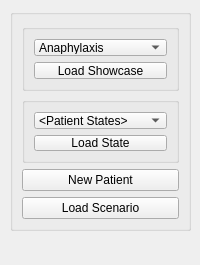
cnsuhao/explorer, file ExplorerIntro.ui: the form before one commit.
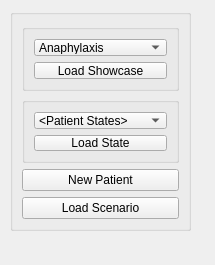
The form after the commit.

Diff of the .ui file:
```diff
--- a/ExplorerIntro.ui
+++ b/ExplorerIntro.ui
@@ -6,10 +6,22 @@
    <rect>
     <x>0</x>
     <y>0</y>
-    <width>200</width>
+    <width>215</width>
     <height>265</height>
    </rect>
   </property>
+  <property name="minimumSize">
+   <size>
+    <width>215</width>
+    <height>265</height>
+   </size>
+  </property>
+  <property name="maximumSize">
+   <size>
+    <width>215</width>
+    <height>524287</height>
+   </size>
+  </property>
   <property name="windowTitle">
    <string>DockWidget</string>
   </property>
```
